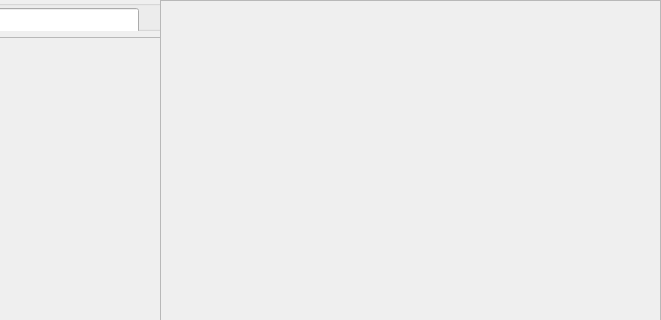
This is mainwindow.ui in Mohammed4mach/ap-qt as Qt 5 draws it before an edit; both pictures show x 160 to 821 and y 0 to 320 of the 821 by 600 pixel window. The edited form follows.
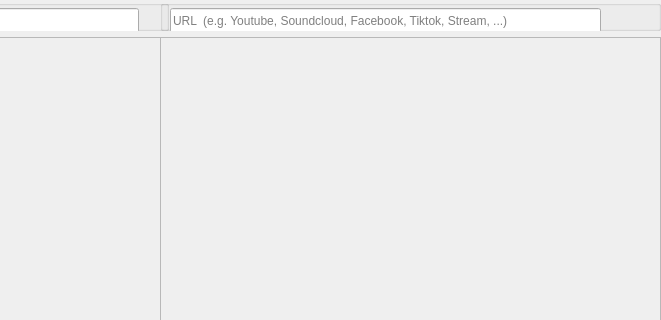
This is the edited form.

What changed in the file:
```diff
--- a/mainwindow.ui
+++ b/mainwindow.ui
@@ -10,6 +10,18 @@
     <height>600</height>
    </rect>
   </property>
+  <property name="minimumSize">
+   <size>
+    <width>821</width>
+    <height>600</height>
+   </size>
+  </property>
+  <property name="maximumSize">
+   <size>
+    <width>821</width>
+    <height>600</height>
+   </size>
+  </property>
   <property name="windowTitle">
    <string>MainWindow</string>
   </property>
@@ -143,13 +155,64 @@
           <x>0</x>
           <y>0</y>
           <width>481</width>
-          <height>581</height>
+          <height>538</height>
          </rect>
         </property>
         <layout class="QGridLayout" name="gridLayout_8"/>
        </widget>
       </widget>
      </item>
+     <item row="0" column="0">
+      <widget class="QGroupBox" name="groupBox">
+       <property name="title">
+        <string/>
+       </property>
+       <widget class="QLineEdit" name="input_url">
+        <property name="geometry">
+         <rect>
+          <x>10</x>
+          <y>8</y>
+          <width>431</width>
+          <height>25</height>
+         </rect>
+        </property>
+        <property name="placeholderText">
+         <string notr="true">URL  (e.g. Youtube, Soundcloud, Facebook, Tiktok, Stream, ...)</string>
+        </property>
+       </widget>
+       <widget class="QPushButton" name="btn_url">
+        <property name="geometry">
+         <rect>
+          <x>450</x>
+          <y>8</y>
+          <width>25</width>
+          <height>25</height>
+         </rect>
+        </property>
+        <property name="minimumSize">
+         <size>
+          <width>25</width>
+          <height>25</height>
+         </size>
+        </property>
+        <property name="maximumSize">
+         <size>
+          <width>25</width>
+          <height>25</height>
+         </size>
+        </property>
+        <property name="cursor">
+         <cursorShape>PointingHandCursor</cursorShape>
+        </property>
+        <property name="text">
+         <string/>
+        </property>
+        <property name="flat">
+         <bool>true</bool>
+        </property>
+       </widget>
+      </widget>
+     </item>
     </layout>
    </widget>
   </widget>
```
